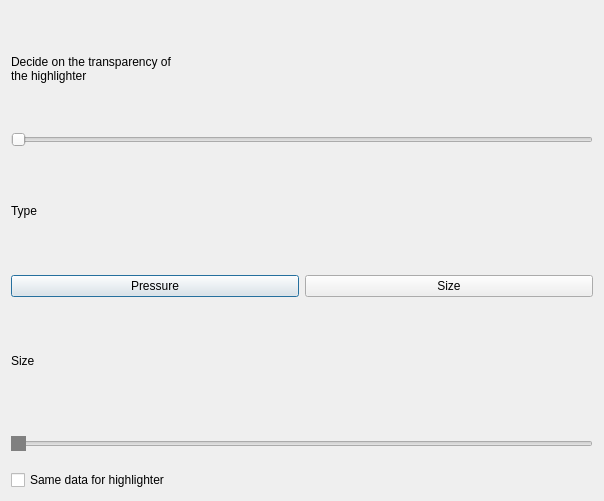
Before: the Qt Designer form src/touch/highlighter/ui_highlighter.ui in giacomogroppi/writernote-qt, drawn with Qt 5.
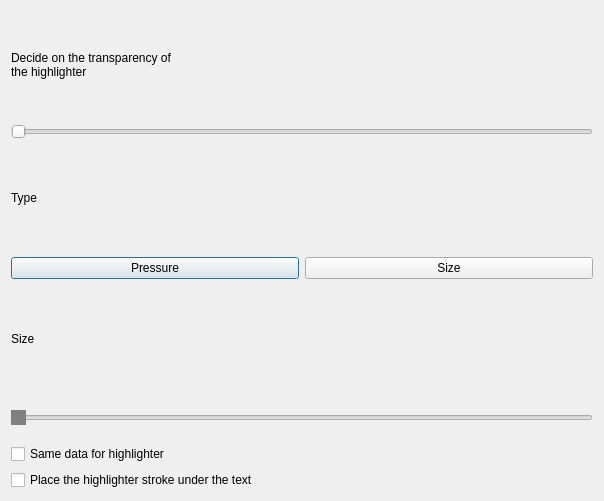
After: the same form once the commit is applied.

The edit to the form file:
```diff
--- a/src/touch/highlighter/ui_highlighter.ui
+++ b/src/touch/highlighter/ui_highlighter.ui
@@ -100,6 +100,13 @@
      </property>
     </widget>
    </item>
+   <item>
+    <widget class="QCheckBox" name="checkbox_up">
+     <property name="text">
+      <string>Place the highlighter stroke under the text</string>
+     </property>
+    </widget>
+   </item>
   </layout>
  </widget>
  <resources/>
```
